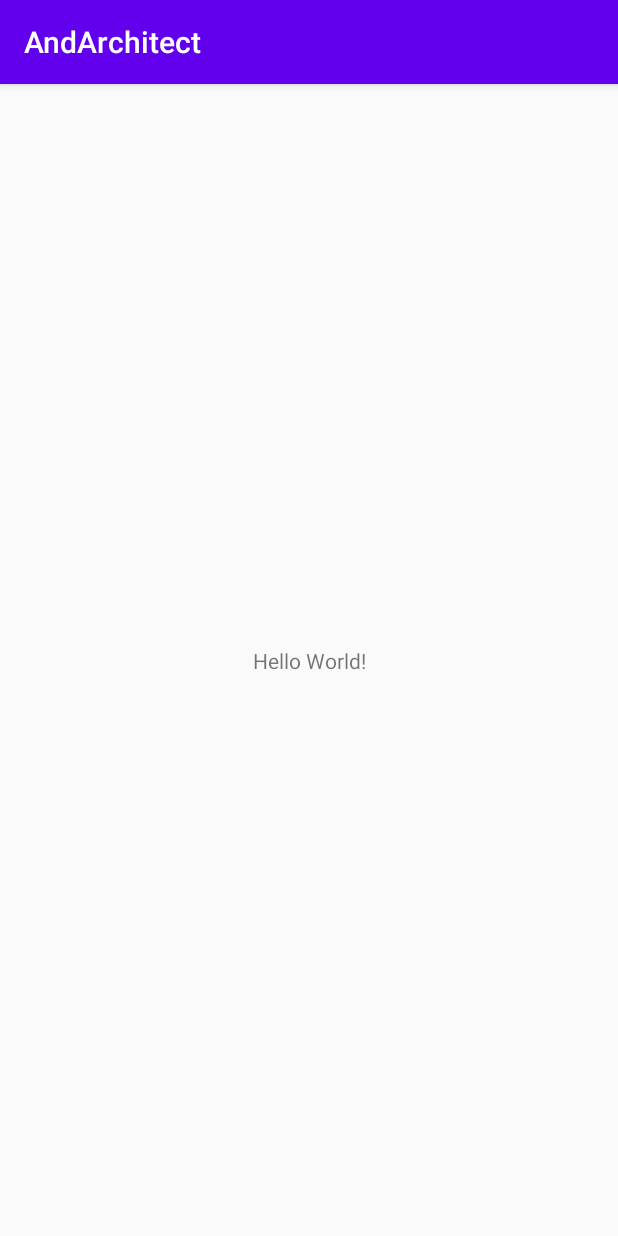
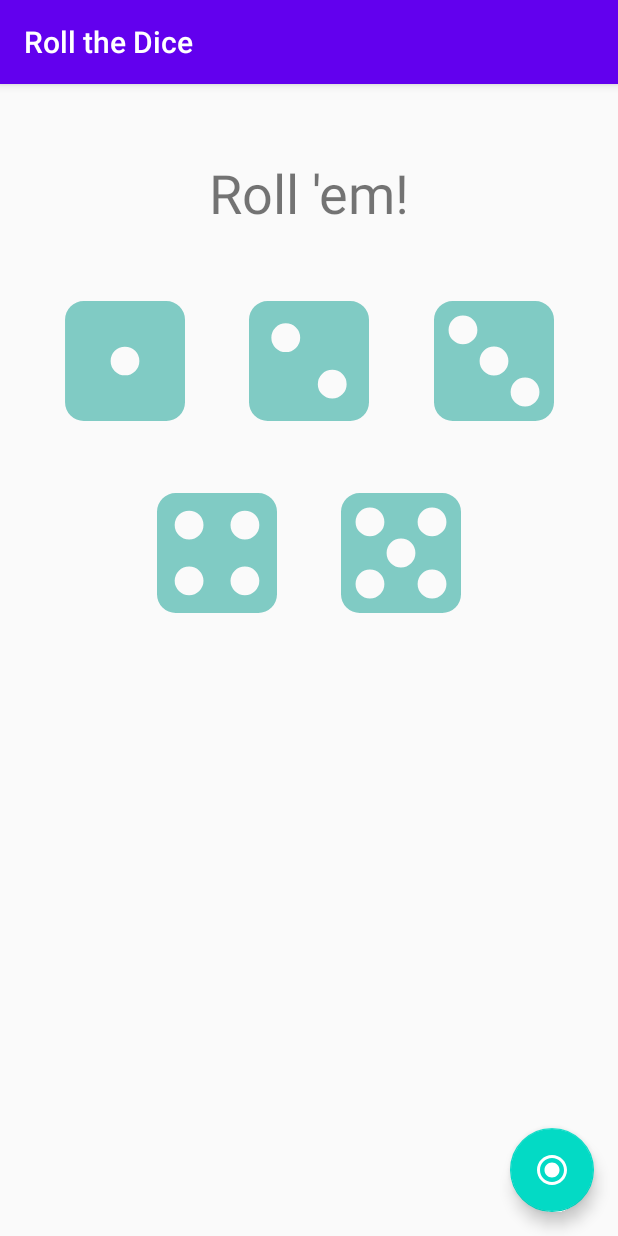
Before and after one commit to AnelCC/Internationalization, an Android app: the screen it shows after launch (MainActivity), on a phone screen of 412 x 824 dp. Run offline under Robolectric (Android 15) with nearby library versions, the phone set to English and light mode, and no system bars.

Commit message:
[Anel][AndArch01] 2. Initial project

```diff
--- a/app/build.gradle
+++ b/app/build.gradle
@@ -29,6 +29,7 @@ dependencies {
     implementation fileTree(dir: 'libs', include: ['*.jar'])
     implementation "org.jetbrains.kotlin:kotlin-stdlib-jdk7:$kotlin_version"
     implementation 'androidx.appcompat:appcompat:1.1.0'
+    implementation 'com.google.android.material:material:1.0.0'
     implementation 'androidx.core:core-ktx:1.2.0'
     implementation 'androidx.constraintlayout:constraintlayout:1.1.3'
     testImplementation 'junit:junit:4.12'
--- a/app/src/main/AndroidManifest.xml
+++ b/app/src/main/AndroidManifest.xml
@@ -9,7 +9,10 @@
         android:roundIcon="@mipmap/ic_launcher_round"
         android:supportsRtl="true"
         android:theme="@style/AppTheme">
-        <activity android:name=".MainActivity">
+        <activity
+            android:name=".MainActivity"
+            android:label="@string/app_name"
+            android:theme="@style/AppTheme.NoActionBar">
             <intent-filter>
                 <action android:name="android.intent.action.MAIN" />
 
--- a/app/src/main/java/com/anelcc/andarchitect/MainActivity.kt
+++ b/app/src/main/java/com/anelcc/andarchitect/MainActivity.kt
@@ -2,11 +2,22 @@ package com.anelcc.andarchitect
 
 import androidx.appcompat.app.AppCompatActivity
 import android.os.Bundle
+import androidx.appcompat.widget.Toolbar
+import com.google.android.material.snackbar.Snackbar
+import kotlinx.android.synthetic.main.activity_main.*
 
 class MainActivity : AppCompatActivity() {
 
     override fun onCreate(savedInstanceState: Bundle?) {
         super.onCreate(savedInstanceState)
         setContentView(R.layout.activity_main)
+        val toolbar: Toolbar = findViewById(R.id.toolbar)
+        setSupportActionBar(toolbar)
+
+        fab.setOnClickListener { view ->
+            Snackbar.make(view, "Replace with your own action", Snackbar.LENGTH_LONG)
+                .setAction("Action", null).show()
+        }
+
     }
 }
--- a/app/src/main/res/drawable/die_1.xml
+++ b/app/src/main/res/drawable/die_1.xml
@@ -4,6 +4,6 @@
         android:viewportWidth="77.03"
         android:width="24dp">
     <path
-            android:fillColor="#03DAC5"
+            android:fillColor="#80CBC4"
             android:pathData="M65.03,0h-53a12,12 0,0 0,-12 12v53a12,12 0,0 0,12 12h53a12,12 0,0 0,12 -12v-53A12,12 0,0 0,65.03 0ZM38.5,47.73A9.22,9.22 0,1 1,47.73 38.5,9.22 9.22,0 0,1 38.5,47.73Z"/>
 </vector>
--- a/app/src/main/res/drawable/die_2.xml
+++ b/app/src/main/res/drawable/die_2.xml
@@ -4,6 +4,6 @@
         android:viewportWidth="50"
         android:width="24dp">
     <path
-            android:fillColor="#03DAC5"
+            android:fillColor="#80CBC4"
             android:pathData="M42.21,0H7.79A7.82,7.82 0,0 0,0 7.79V42.21A7.82,7.82 0,0 0,7.79 50H42.21A7.81,7.81 0,0 0,50 42.21V7.79A7.81,7.81 0,0 0,42.21 0ZM15.32,21.3a6,6 0,1 1,6 -6A6,6 0,0 1,15.32 21.3ZM34.68,40.66a6,6 0,1 1,6 -6A6,6 0,0 1,34.68 40.66Z"/>
 </vector>
--- a/app/src/main/res/drawable/die_3.xml
+++ b/app/src/main/res/drawable/die_3.xml
@@ -4,6 +4,6 @@
         android:viewportWidth="50"
         android:width="24dp">
     <path
-            android:fillColor="#03DAC5"
+            android:fillColor="#80CBC4"
             android:pathData="M42.21,0H7.79A7.82,7.82 0,0 0,0 7.79V42.21A7.82,7.82 0,0 0,7.79 50H42.21A7.81,7.81 0,0 0,50 42.21V7.79A7.81,7.81 0,0 0,42.21 0ZM12.07,18.05a6,6 0,1 1,6 -6A6,6 0,0 1,12.07 18.05ZM25,31a6,6 0,1 1,6 -6A6,6 0,0 1,25 31ZM37.93,43.91a6,6 0,1 1,6 -6A6,6 0,0 1,37.93 43.91Z"/>
 </vector>
--- a/app/src/main/res/drawable/die_4.xml
+++ b/app/src/main/res/drawable/die_4.xml
@@ -4,6 +4,6 @@
         android:viewportWidth="50"
         android:width="24dp">
     <path
-            android:fillColor="#03DAC5"
+            android:fillColor="#80CBC4"
             android:pathData="M42.21,0L7.79,0A7.82,7.82 0,0 0,0 7.79L0,42.21A7.82,7.82 0,0 0,7.79 50L42.21,50A7.81,7.81 0,0 0,50 42.21L50,7.79A7.81,7.81 0,0 0,42.21 0ZM13.37,42.61a6,6 0,1 1,6 -6A6,6 0,0 1,13.37 42.61ZM13.37,19.35a6,6 0,1 1,6 -6A6,6 0,0 1,13.37 19.35ZM36.63,42.61a6,6 0,1 1,6 -6A6,6 0,0 1,36.63 42.61ZM36.63,19.35a6,6 0,1 1,6 -6A6,6 0,0 1,36.63 19.35Z"/>
 </vector>
--- a/app/src/main/res/drawable/die_5.xml
+++ b/app/src/main/res/drawable/die_5.xml
@@ -4,6 +4,6 @@
         android:viewportWidth="50"
         android:width="24dp">
     <path
-            android:fillColor="#03DAC5"
+            android:fillColor="#80CBC4"
             android:pathData="M42.21,0L7.79,0A7.82,7.82 0,0 0,0 7.79L0,42.21A7.82,7.82 0,0 0,7.79 50L42.21,50A7.82,7.82 0,0 0,50 42.21L50,7.79A7.82,7.82 0,0 0,42.21 0ZM12.07,43.91a6,6 0,1 1,6 -6A6,6 0,0 1,12.07 43.91ZM12.07,18.05a6,6 0,1 1,6 -6A6,6 0,0 1,12.07 18.05ZM25,31a6,6 0,1 1,6 -6A6,6 0,0 1,25 31ZM37.93,43.91a6,6 0,1 1,6 -6A6,6 0,0 1,37.93 43.91ZM37.93,18.05a6,6 0,1 1,6 -6A6,6 0,0 1,37.93 18.05Z"/>
 </vector>
--- a/app/src/main/res/drawable/die_6.xml
+++ b/app/src/main/res/drawable/die_6.xml
@@ -4,6 +4,6 @@
         android:viewportWidth="50"
         android:width="24dp">
     <path
-            android:fillColor="#03DAC5"
+            android:fillColor="#80CBC4"
             android:pathData="M42.21,0L7.79,0A7.82,7.82 0,0 0,0 7.79L0,42.21A7.82,7.82 0,0 0,7.79 50L42.21,50A7.82,7.82 0,0 0,50 42.21L50,7.79A7.82,7.82 0,0 0,42.21 0ZM14.41,45.23a5.36,5.36 0,1 1,5.36 -5.35A5.35,5.35 0,0 1,14.41 45.23ZM14.41,30.35A5.35,5.35 0,1 1,19.77 25,5.34 5.34,0 0,1 14.41,30.35ZM14.41,15.48a5.36,5.36 0,1 1,5.36 -5.36A5.35,5.35 0,0 1,14.41 15.48ZM36.48,45.23a5.36,5.36 0,1 1,5.35 -5.35A5.36,5.36 0,0 1,36.48 45.23ZM36.48,30.35A5.35,5.35 0,1 1,41.83 25,5.35 5.35,0 0,1 36.48,30.35ZM36.48,15.48a5.36,5.36 0,1 1,5.35 -5.36A5.36,5.36 0,0 1,36.48 15.48Z"/>
 </vector>
--- a/app/src/main/res/layout/activity_main.xml
+++ b/app/src/main/res/layout/activity_main.xml
@@ -1,18 +1,36 @@
 <?xml version="1.0" encoding="utf-8"?>
-<androidx.constraintlayout.widget.ConstraintLayout xmlns:android="http://schemas.android.com/apk/res/android"
+<androidx.coordinatorlayout.widget.CoordinatorLayout
+    xmlns:android="http://schemas.android.com/apk/res/android"
     xmlns:app="http://schemas.android.com/apk/res-auto"
     xmlns:tools="http://schemas.android.com/tools"
     android:layout_width="match_parent"
     android:layout_height="match_parent"
     tools:context=".MainActivity">
 
-    <TextView
+
+    <com.google.android.material.appbar.AppBarLayout
+        android:layout_width="match_parent"
+        android:layout_height="wrap_content"
+        android:theme="@style/AppTheme.AppBarOverlay">
+
+        <androidx.appcompat.widget.Toolbar
+            android:id="@+id/toolbar"
+            android:layout_width="match_parent"
+            android:layout_height="?attr/actionBarSize"
+            android:background="?attr/colorPrimary"
+            app:popupTheme="@style/AppTheme.PopupOverlay" />
+
+    </com.google.android.material.appbar.AppBarLayout>
+
+
+    <include layout="@layout/content_main"/>
+
+    <com.google.android.material.floatingactionbutton.FloatingActionButton
+        android:id="@+id/fab"
         android:layout_width="wrap_content"
         android:layout_height="wrap_content"
-        android:text="Hello World!"
-        app:layout_constraintBottom_toBottomOf="parent"
-        app:layout_constraintLeft_toLeftOf="parent"
-        app:layout_constraintRight_toRightOf="parent"
-        app:layout_constraintTop_toTopOf="parent" />
+        android:layout_gravity="bottom|end"
+        android:layout_margin="@dimen/fab_margin"
+        android:src="@drawable/ic_button"/>
 
-</androidx.constraintlayout.widget.ConstraintLayout>
+</androidx.coordinatorlayout.widget.CoordinatorLayout>
--- /dev/null
+++ b/app/src/main/res/layout/content_main.xml
@@ -0,0 +1,76 @@
+<?xml version="1.0" encoding="utf-8"?>
+<androidx.constraintlayout.widget.ConstraintLayout
+    xmlns:android="http://schemas.android.com/apk/res/android"
+    xmlns:app="http://schemas.android.com/apk/res-auto"
+    xmlns:tools="http://schemas.android.com/tools"
+    android:layout_width="match_parent"
+    android:layout_height="match_parent"
+    app:layout_behavior="@string/appbar_scrolling_view_behavior"
+    tools:showIn="@layout/activity_main"
+    tools:context=".MainActivity">
+
+    <TextView
+            android:id="@+id/headline"
+            android:layout_width="wrap_content"
+            android:layout_height="wrap_content"
+            android:text="@string/roll_em"
+            app:layout_constraintTop_toTopOf="parent"
+            app:layout_constraintStart_toStartOf="parent"
+            app:layout_constraintEnd_toEndOf="parent"
+            android:layout_marginTop="@dimen/headline_margin"
+            android:layout_marginBottom="@dimen/headline_margin"
+            android:textSize="@dimen/headline_text_size"/>
+
+    <ImageView
+            android:id="@+id/die1"
+            android:layout_width="@dimen/die_dimen"
+            android:layout_height="@dimen/die_dimen"
+            android:src="@drawable/die_1"
+            android:contentDescription="@string/no_dice"
+            app:layout_constraintTop_toBottomOf="@+id/headline"
+            app:layout_constraintStart_toStartOf="parent"
+            app:layout_constraintEnd_toStartOf="@+id/die2"
+            android:layout_marginTop="48dp"/>
+
+    <ImageView
+            android:id="@+id/die2"
+            android:layout_width="@dimen/die_dimen"
+            android:layout_height="@dimen/die_dimen"
+            android:src="@drawable/die_2"
+            android:contentDescription="@string/no_dice"
+            app:layout_constraintTop_toTopOf="@+id/die1"
+            app:layout_constraintStart_toEndOf="@+id/die1"
+            app:layout_constraintEnd_toStartOf="@+id/die3"/>
+
+    <ImageView
+            android:id="@+id/die3"
+            android:layout_width="@dimen/die_dimen"
+            android:layout_height="@dimen/die_dimen"
+            android:src="@drawable/die_3"
+            android:contentDescription="@string/no_dice"
+            app:layout_constraintTop_toTopOf="@+id/die2"
+            app:layout_constraintStart_toEndOf="@+id/die2"
+            app:layout_constraintEnd_toEndOf="parent"/>
+
+    <ImageView
+            android:id="@+id/die4"
+            android:layout_width="@dimen/die_dimen"
+            android:layout_height="@dimen/die_dimen"
+            android:src="@drawable/die_4"
+            android:contentDescription="@string/no_dice"
+            android:layout_marginTop="@dimen/dice_vertical_margin"
+            app:layout_constraintStart_toStartOf="@id/die1"
+            app:layout_constraintEnd_toEndOf="@+id/die2"
+            app:layout_constraintTop_toBottomOf="@+id/die1"/>
+
+    <ImageView
+            android:id="@+id/die5"
+            android:layout_width="@dimen/die_dimen"
+            android:layout_height="@dimen/die_dimen"
+            android:src="@drawable/die_5"
+            android:contentDescription="@string/no_dice"
+            app:layout_constraintTop_toTopOf="@+id/die4"
+            app:layout_constraintStart_toStartOf="@+id/die2"
+            app:layout_constraintEnd_toEndOf="@+id/die3"/>
+
+</androidx.constraintlayout.widget.ConstraintLayout>
--- a/app/src/main/res/values/colors.xml
+++ b/app/src/main/res/values/colors.xml
@@ -3,4 +3,6 @@
     <color name="colorPrimary">#6200EE</color>
     <color name="colorPrimaryDark">#3700B3</color>
     <color name="colorAccent">#03DAC5</color>
+
+    <color name="colorWhite">#FFFFFF</color>
 </resources>
--- /dev/null
+++ b/app/src/main/res/values/dimens.xml
@@ -0,0 +1,8 @@
+<resources>
+    <dimen name="fab_margin">16dp</dimen>
+    <dimen name="container_padding">16dp</dimen>
+    <dimen name="die_dimen">80dp</dimen>
+    <dimen name="dice_vertical_margin">48dp</dimen>
+    <dimen name="headline_margin">48dp</dimen>
+    <dimen name="headline_text_size">36sp</dimen>
+</resources>
--- a/app/src/main/res/values/strings.xml
+++ b/app/src/main/res/values/strings.xml
@@ -1,3 +1,16 @@
 <resources>
-    <string name="app_name">AndArchitect</string>
+    <string name="app_name">Roll the Dice</string>
+
+    <string name="action_settings">Settings</string>
+    <string name="roll_em">Roll \'em!</string>
+    <string name="no_dice">No dice</string>
+    <string name="roll_the_dice">Roll the dice!</string>
+    <string name="five_of_a_kind">5 of a kind!</string>
+    <string name="four_of_a_kind">4 of a kind!</string>
+    <string name="full_house">Full house!</string>
+    <string name="straight">That\'s a straight!</string>
+    <string name="three_of_a_kind">3 of a kind!</string>
+    <string name="two_pairs">Two pairs!</string>
+    <string name="pair">That\'s a pair!</string>
+    <string name="nothing_special">Nothing special</string>
 </resources>
--- a/app/src/main/res/values/styles.xml
+++ b/app/src/main/res/values/styles.xml
@@ -8,4 +8,13 @@
         <item name="colorAccent">@color/colorAccent</item>
     </style>
 
+    <style name="AppTheme.NoActionBar">
+        <item name="windowActionBar">false</item>
+        <item name="windowNoTitle">true</item>
+    </style>
+
+    <style name="AppTheme.AppBarOverlay" parent="ThemeOverlay.AppCompat.Dark.ActionBar" />
+
+    <style name="AppTheme.PopupOverlay" parent="ThemeOverlay.AppCompat.Light" />
+
 </resources>
```
Also changed, not shown: 1 other file.
